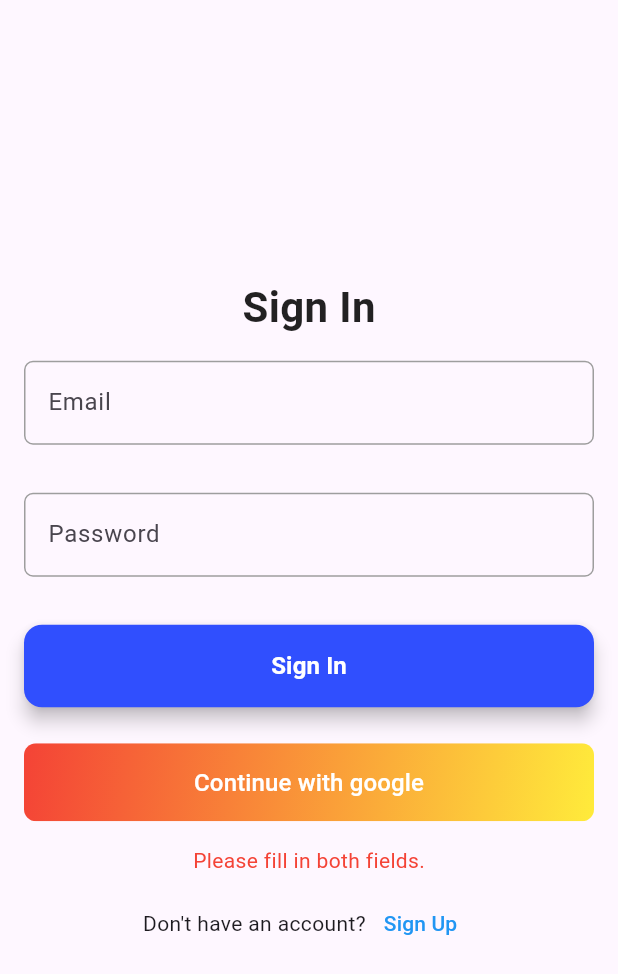
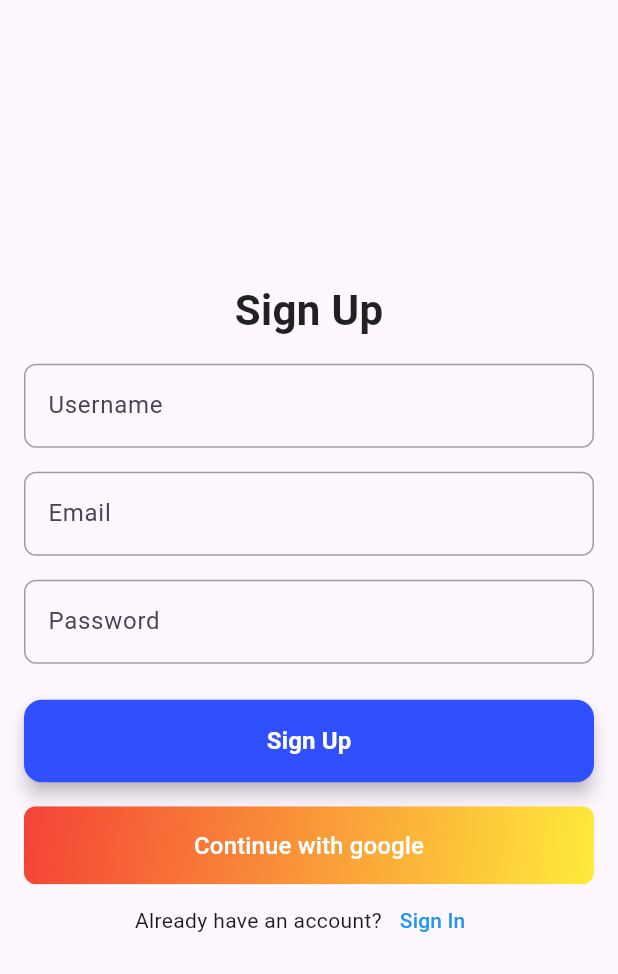
Before and after one commit to ishan941/nepal_estate_finder_app, a Flutter app: the screen it shows after launch, after a tap on "Sign In", after a tap on "Sign Up", on a phone screen of 412 x 824 dp. Shown: the top 974 px of the screen. Run offline on Flutter 3.47's test engine with Material 3 defaults, Android fonts, the light colour scheme and no system bars; our stand-ins replace connectivity_plus, dartz, dio, equatable, firebase_core, firebase_dynamic_links and 4 more; missing offline and left inert: flutter_paypal; accounts and stored records are empty.

Commit message:
feat: created ui for signUp page

```diff
--- a/lib/core/nef_custom/nef_text_form_field.dart
+++ b/lib/core/nef_custom/nef_text_form_field.dart
@@ -22,6 +22,7 @@ class NefTextFormField extends StatelessWidget {
     this.controller,
     this.validator,
     this.onChanged,
+    required FocusNode focusNode,
   }) : super(key: key);
 
   @override
@@ -39,14 +40,14 @@ class NefTextFormField extends StatelessWidget {
           hintText: hintText,
           prefixIcon: prefixIcon != null ? Icon(prefixIcon) : null,
           border: OutlineInputBorder(
-            borderRadius: BorderRadius.circular(NefSpacing.spacing1_5),
+            borderRadius: BorderRadius.circular(NefSpacing.spacing2),
           ),
           focusedBorder: OutlineInputBorder(
-            borderRadius: BorderRadius.circular(NefSpacing.spacing1_5),
+            borderRadius: BorderRadius.circular(NefSpacing.spacing2),
             borderSide: const BorderSide(color: Colors.blue),
           ),
           enabledBorder: OutlineInputBorder(
-            borderRadius: BorderRadius.circular(NefSpacing.spacing1_5),
+            borderRadius: BorderRadius.circular(NefSpacing.spacing2),
             borderSide: const BorderSide(color: Colors.grey),
           ),
         ),
--- a/lib/features/login/presentation/pages/signin_page.dart
+++ b/lib/features/login/presentation/pages/login_page.dart
@@ -5,15 +5,16 @@ import 'package:provider_with_clean_architecture/core/nef_custom/nef_text_form_f
 import 'package:provider_with_clean_architecture/core/nef_custom/nef_typography.dart';
 import 'package:provider_with_clean_architecture/core/utils/nef_spacing.dart';
 import 'package:provider_with_clean_architecture/core/utils/string_util.dart';
+import 'package:provider_with_clean_architecture/features/login/presentation/pages/sign_up_page.dart';
 
-class SigninPage extends StatefulWidget {
-  const SigninPage({super.key});
+class LoginPage extends StatefulWidget {
+  const LoginPage({super.key});
 
   @override
-  State<SigninPage> createState() => _SigninPageState();
+  State<LoginPage> createState() => _LoginPageState();
 }
 
-class _SigninPageState extends State<SigninPage> {
+class _LoginPageState extends State<LoginPage> {
   final TextEditingController _emailController = TextEditingController();
   final TextEditingController _passwordController = TextEditingController();
   String errorMessage = '';
@@ -46,7 +47,6 @@ class _SigninPageState extends State<SigninPage> {
   @override
   void initState() {
     super.initState();
-    // Unfocus text fields when the page is loaded to avoid the keyboard being on
     _emailFocusNode.unfocus();
     _passwordFocusNode.unfocus();
   }
@@ -56,7 +56,6 @@ class _SigninPageState extends State<SigninPage> {
     return Scaffold(
       body: GestureDetector(
         onTap: () {
-          // Dismiss the keyboard when tapping outside of the text fields
           FocusScope.of(context).unfocus();
         },
         child: NefPadding(
@@ -71,28 +70,23 @@ class _SigninPageState extends State<SigninPage> {
               NefTextFormField(
                 hintText: emailStr,
                 controller: _emailController,
-                focusNode: _emailFocusNode, // Attach the FocusNode
+                focusNode: _emailFocusNode,
               ),
-              const SizedBox(height: NefSpacing.spacing4),
               NefTextFormField(
                 hintText: passwordStr,
                 controller: _passwordController,
                 obscureText: true,
-                focusNode: _passwordFocusNode, // Attach the FocusNode
+                focusNode: _passwordFocusNode,
               ),
-              const SizedBox(height: NefSpacing.spacing4),
-              // Sign-In Button
+              const SizedBox(height: NefSpacing.spacing2),
               NefElevatedButton(
                 text: "Sign In",
                 onPressed: _handleSignIn,
               ),
-              const SizedBox(height: NefSpacing.spacing2),
-              // Continue with Google Button
               NefGradientElevatedButton(
                 label: "Continue with google",
                 onPressed: () {},
               ),
-              // Error Message
               if (errorMessage.isNotEmpty) ...[
                 const SizedBox(height: NefSpacing.spacing4),
                 Text(
@@ -100,15 +94,16 @@ class _SigninPageState extends State<SigninPage> {
                   style: const TextStyle(color: Colors.red),
                 ),
               ],
-              const SizedBox(height: NefSpacing.spacing2),
-              // Sign-Up Redirect
               Row(
                 mainAxisAlignment: MainAxisAlignment.center,
                 children: [
                   const Text('Don\'t have an account?'),
                   TextButton(
                     onPressed: () {
-                      // Navigate to Sign Up page
+                      Navigator.push(
+                          context,
+                          MaterialPageRoute(
+                              builder: (context) => const SignUpPage()));
                     },
                     child: const Text(
                       'Sign Up',
--- /dev/null
+++ b/lib/features/login/presentation/pages/sign_up_page.dart
@@ -0,0 +1,128 @@
+import 'package:flutter/material.dart';
+import 'package:provider_with_clean_architecture/core/nef_custom/nef_elevated_button.dart';
+import 'package:provider_with_clean_architecture/core/nef_custom/nef_padding.dart';
+import 'package:provider_with_clean_architecture/core/nef_custom/nef_text_form_field.dart';
+import 'package:provider_with_clean_architecture/core/nef_custom/nef_typography.dart';
+import 'package:provider_with_clean_architecture/core/utils/nef_spacing.dart';
+import 'package:provider_with_clean_architecture/core/utils/string_util.dart';
+import 'package:provider_with_clean_architecture/features/login/presentation/pages/login_page.dart';
+
+class SignUpPage extends StatefulWidget {
+  const SignUpPage({super.key});
+
+  @override
+  State<SignUpPage> createState() => _SignUpPageState();
+}
+
+class _SignUpPageState extends State<SignUpPage> {
+  final TextEditingController _emailController = TextEditingController();
+  final TextEditingController _userNameController = TextEditingController();
+  final TextEditingController _passwordController = TextEditingController();
+  String errorMessage = '';
+
+  final FocusNode _emailFocusNode = FocusNode();
+  final FocusNode _userNameFocusNode = FocusNode();
+  final FocusNode _passwordFocusNode = FocusNode();
+
+  void _handleSignIn() {
+    final email = _emailController.text;
+    final password = _passwordController.text;
+
+    if (email.isEmpty || password.isEmpty) {
+      setState(() {
+        errorMessage = 'Please fill in both fields.';
+      });
+      return;
+    }
+
+    if (email == 'test@example.com' && password == 'password') {
+      setState(() {
+        errorMessage = '';
+      });
+    } else {
+      setState(() {
+        errorMessage = 'Invalid credentials.';
+      });
+    }
+  }
+
+  @override
+  void initState() {
+    super.initState();
+    _emailFocusNode.unfocus();
+    _passwordFocusNode.unfocus();
+  }
+
+  @override
+  Widget build(BuildContext context) {
+    return Scaffold(
+      body: GestureDetector(
+        onTap: () {
+          FocusScope.of(context).unfocus();
+        },
+        child: NefPadding(
+          child: Column(
+            mainAxisAlignment: MainAxisAlignment.center,
+            children: [
+              const Text(
+                "Sign Up",
+                style: NefTypography.headline2,
+              ),
+              const SizedBox(height: NefSpacing.spacing4),
+              NefTextFormField(
+                hintText: usernameStr,
+                controller: _userNameController,
+                focusNode: _userNameFocusNode,
+              ),
+              NefTextFormField(
+                hintText: emailStr,
+                controller: _emailController,
+                focusNode: _emailFocusNode,
+              ),
+              NefTextFormField(
+                hintText: passwordStr,
+                controller: _passwordController,
+                obscureText: true,
+                focusNode: _passwordFocusNode,
+              ),
+              const SizedBox(height: NefSpacing.spacing2),
+              NefElevatedButton(
+                text: "Sign Up",
+                onPressed: _handleSignIn,
+              ),
+              NefGradientElevatedButton(
+                label: "Continue with google",
+                onPressed: () {},
+              ),
+              if (errorMessage.isNotEmpty) ...[
+                const SizedBox(height: NefSpacing.spacing4),
+                Text(
+                  errorMessage,
+                  style: const TextStyle(color: Colors.red),
+                ),
+              ],
+              Row(
+                mainAxisAlignment: MainAxisAlignment.center,
+                children: [
+                  const Text('Already have an account?'),
+                  TextButton(
+                    onPressed: () {
+                      Navigator.push(
+                          context,
+                          MaterialPageRoute(
+                              builder: (context) => const LoginPage()));
+                    },
+                    child: const Text(
+                      'Sign In',
+                      style: TextStyle(color: Colors.blue),
+                    ),
+                  ),
+                ],
+              ),
+            ],
+          ),
+        ),
+      ),
+    );
+  }
+}
--- a/lib/main.dart
+++ b/lib/main.dart
@@ -3,7 +3,7 @@ import 'package:firebase_dynamic_links/firebase_dynamic_links.dart';
 import 'package:flutter/material.dart';
 import 'package:flutter/services.dart';
 import 'package:provider/provider.dart';
-import 'package:provider_with_clean_architecture/features/login/presentation/pages/signin_page.dart';
+import 'package:provider_with_clean_architecture/features/login/presentation/pages/login_page.dart';
 import 'package:provider_with_clean_architecture/features/resturent/presentation/pages/resturent_form.dart';
 import 'package:provider_with_clean_architecture/features/resturent/presentation/provider/resturent_provider.dart';
 import 'package:provider_with_clean_architecture/features/student/presentation/pages/student_form.dart';
@@ -83,7 +83,7 @@ class _MyAppState extends State<MyApp> {
             colorScheme: ColorScheme.fromSeed(seedColor: Colors.deepPurple),
             useMaterial3: true,
           ),
-          home: const SigninPage()),
+          home: const LoginPage()),
     );
   }
 }
```
